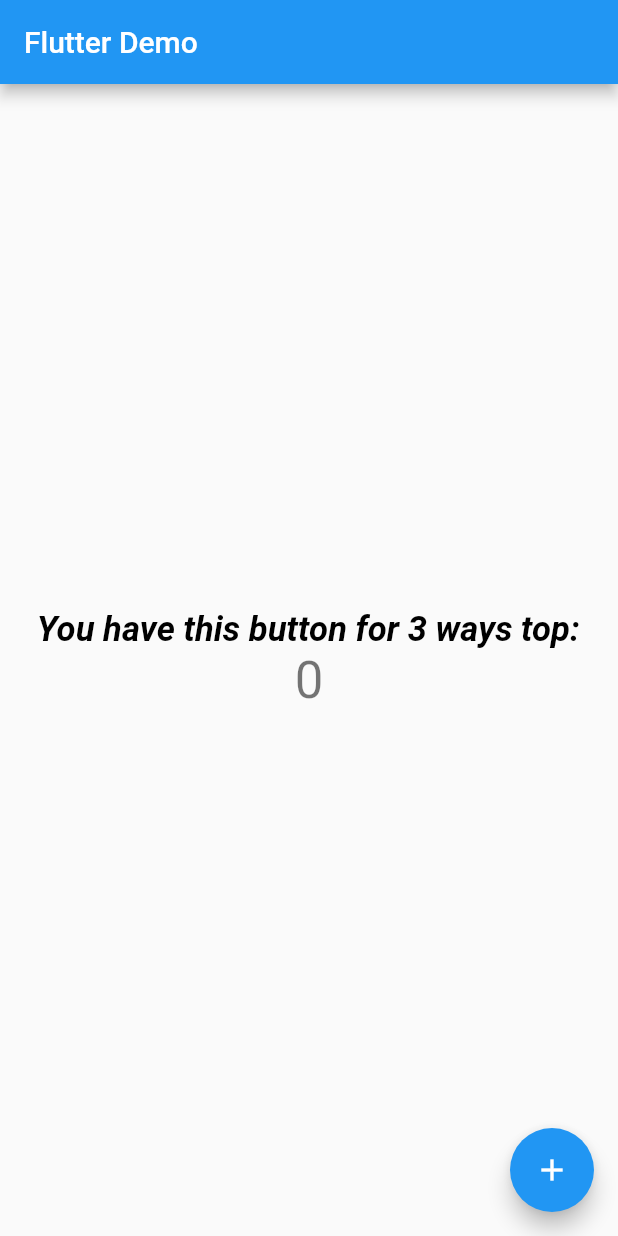
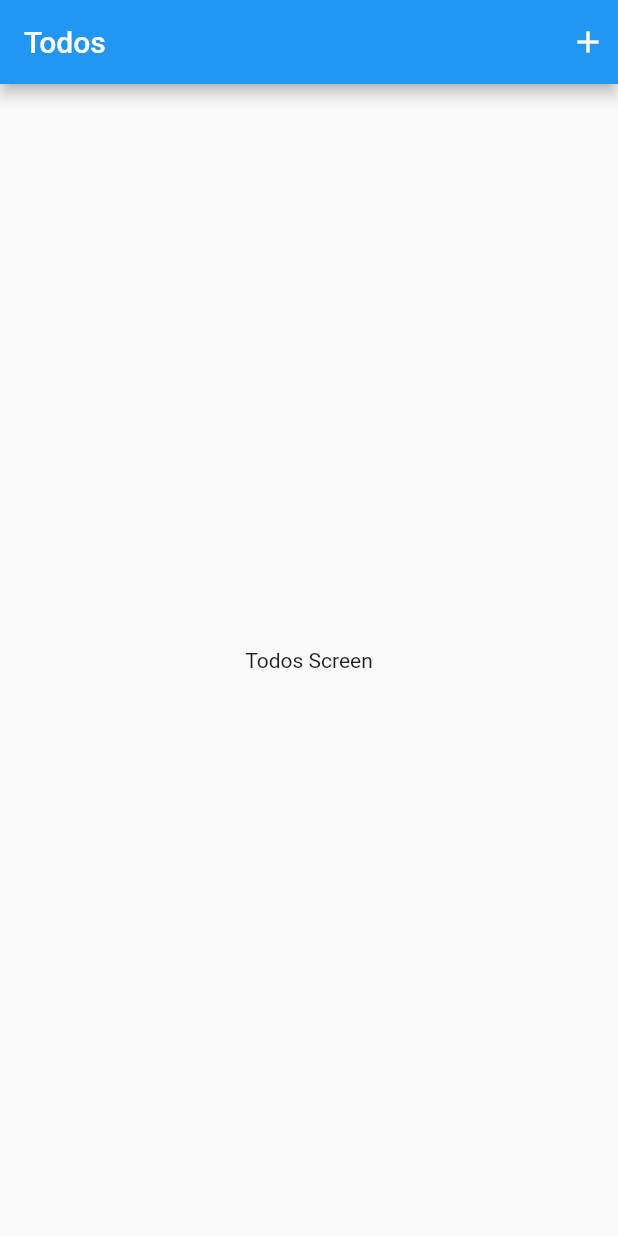
Before and after one commit to RolandoCutie/cubitstudy, a Flutter app: the screen it shows after launch, on a phone screen of 412 x 824 dp. Run offline on Flutter 3.47's test engine with Material 2 defaults, Android fonts, the light colour scheme and no system bars; our stand-ins replace bloc, flutter_bloc; network calls fail.

Commit message:
adding todos

```diff
--- /dev/null
+++ b/lib/const/strings.dart
@@ -0,0 +1,2 @@
+const ADD_TODO_ROUTE = "/add_todo";
+const EDIT_TODO_ROUTE = "/edit_todo";
--- /dev/null
+++ b/lib/cubit/cubit/todos_cubit.dart
@@ -0,0 +1,16 @@
+import 'package:bloc/bloc.dart';
+import 'package:cubit_study/data/models/todo.dart';
+import 'package:cubit_study/data/repository.dart';
+import 'package:meta/meta.dart';
+
+part 'todos_state.dart';
+
+class TodosCubit extends Cubit<TodosState> {
+  final Repository repository;
+
+  TodosCubit(this.repository) : super(TodosInitial());
+
+  void fetchTodos() {
+    repository.fetchTodos().then((todos) => {emit(TodosLoaded(todos))});
+  }
+}
--- /dev/null
+++ b/lib/cubit/cubit/todos_state.dart
@@ -0,0 +1,14 @@
+part of 'todos_cubit.dart';
+
+@immutable
+abstract class TodosState {}
+
+class TodosInitial extends TodosState {}
+
+class TodosLoading extends TodosState {}
+
+class TodosLoaded extends TodosState {
+  final List<Todo> todos;
+
+  TodosLoaded(this.todos);
+}
--- /dev/null
+++ b/lib/data/network_services.dart
@@ -0,0 +1,18 @@
+import 'dart:convert';
+
+import 'package:http/http.dart';
+
+class NetWorkService {
+  final baseUrl = "http://localhost:3000";
+
+  Future<List<dynamic>> fetchTodos() async {
+    try {
+      final response = await get(Uri.parse("$baseUrl/todos"));
+
+      print(response.body);
+      return jsonDecode(response.body) as List;
+    } catch (e) {
+      return [];
+    }
+  }
+}
--- /dev/null
+++ b/lib/data/repository.dart
@@ -0,0 +1,16 @@
+import 'package:cubit_study/data/network_services.dart';
+
+import 'models/todo.dart';
+
+class Repository {
+  final NetWorkService netWorkService;
+
+  Repository(this.netWorkService);
+
+  //assk network to get todos
+  Future<List<Todo>> fetchTodos() async {
+    final todosRaw = await netWorkService.fetchTodos();
+
+    return todosRaw.map((e) => Todo.fromJson(e)).toList();
+  }
+}
--- /dev/null
+++ b/lib/db.json
@@ -0,0 +1,9 @@
+{
+  "todos": [
+    {
+      "todo": "Get milk from the environment",
+      "isComplete": true,
+      "id": 1
+    }
+  ]
+}
--- a/lib/main.dart
+++ b/lib/main.dart
@@ -1,125 +1,24 @@
+import 'package:cubit_study/presentation/router.dart';
 import 'package:flutter/material.dart';
 
-void main() {
-  runApp(const MyApp());
-}
+void main() => runApp(TodoApp(
+      router: AppRouter(),
+    ));
 
-class MyApp extends StatelessWidget {
-  const MyApp({super.key});
+class TodoApp extends StatelessWidget {
+  const TodoApp({
+    super.key,
+    required this.router,
+  });
 
-  // This widget is the root of your application.
+  final AppRouter router;
+
   @override
   Widget build(BuildContext context) {
     return MaterialApp(
-      title: 'Flutter Demo',
-      theme: ThemeData(
-        // This is the theme of your application.
-        //
-        // Try running your application with "flutter run". You'll see the
-        // application has a blue toolbar. Then, without quitting the app, try
-        // changing the primarySwatch below to Colors.green and then invoke
-        // "hot reload" (press "r" in the console where you ran "flutter run",
-        // or simply save your changes to "hot reload" in a Flutter IDE).
-        // Notice that the counter didn't reset back to zero; the application
-        // is not restarted.
-        primarySwatch: Colors.blue,
-      ),
-      home: const MyHomePage(title: 'Flutter Demo'),
+      title: 'Material App',
+      debugShowCheckedModeBanner: false,
+      onGenerateRoute: router.generateRoute,
     );
   }
 }
-
-class MyHomePage extends StatefulWidget {
-  const MyHomePage({super.key, required this.title});
-
-  // This widget is the home page of your application. It is stateful, meaning
-  // that it has a State object (defined below) that contains fields that affect
-  // how it looks.
-
-  // This class is the configuration for the state. It holds the values (in this
-  // case the title) provided by the parent (in this case the App widget) and
-  // used by the build method of the State. Fields in a Widget subclass are
-  // always marked "final".
-
-  final String title;
-
-  @override
-  State<MyHomePage> createState() => _MyHomePageState();
-}
-
-class _MyHomePageState extends State<MyHomePage> {
-  int _counter = 0;
-
-  void _incrementCounter() {
-    setState(() {
-      // This call to setState tells the Flutter framework that something has
-      // changed in this State, which causes it to rerun the build method below
-      // so that the display can reflect the updated values. If we changed
-      // _counter without calling setState(), then the build method would not be
-      // called again, and so nothing would appear to happen.
-      _counter++;
-    });
-  }
-
-  @override
-  Widget build(BuildContext context) {
-    // This method is rerun every time setState is called, for instance as done
-    // by the _incrementCounter method above.
-    //z
-    // The Flutter framework has been optimized to make rerunning build methods
-    // fast, so that you can just rebuild anything that needs updating rather
-    // than having to individually change instances of widgets.
-    return Scaffold(
-      appBar: AppBar(
-        // Here we take the value from the MyHomePage object that was created by
-        // the App.build method, and use it to set our appbar title.
-        title: Text(widget.title),
-      ),
-      body: Center(
-        // Center is a layout widget. It takes a single child and positions it
-        // in the middle of the parent.
-        child: Column(
-          // Column is also a layout widget. It takes a list of children and
-          // arranges them vertically. By default, it sizes itself to fit its
-          // children horizontally, and tries to be as tall as its parent.
-          //
-          // Invoke "debug painting" (press "p" in the console, choose the
-          // "Toggle Debug Paint" action from the Flutter Inspector in Android
-          // Studio, or the "Toggle Debug Paint" command in Visual Studio Code)
-          // to see the wireframe for each widget.
-          //
-          // Column has various properties to control how it sizes itself and
-          // how it positions its children. Here we use mainAxisAlignment to
-          // center the children vertically; the main axis here is the vertical
-          // axis because Columns are vertical (the cross axis would be
-          // horizontal).
-          mainAxisAlignment: MainAxisAlignment.center,
-          children: <Widget>[
-            const Padding(
-              padding: EdgeInsets.only(left: 18.0, right: 19),
-              child: Text(
-                'You have this button for 3 ways top:',
-                overflow: TextOverflow.clip,
-                style: TextStyle(
-                  fontStyle: FontStyle.italic,
-                  color: Colors.black,
-                  fontSize: 23,
-                  fontWeight: FontWeight.bold,
-                ),
-              ),
-            ),
-            Text(
-              '$_counter',
-              style: Theme.of(context).textTheme.headlineMedium,
-            ),
-          ],
-        ),
-      ),
-      floatingActionButton: FloatingActionButton(
-        onPressed: _incrementCounter,
-        tooltip: 'Increment',
-        child: const Icon(Icons.add),
-      ), // This trailing comma makes auto-formatting nicer for build methods.
-    );
-  }
-}
--- /dev/null
+++ b/lib/presentation/router.dart
@@ -0,0 +1,36 @@
+// ignore_for_file: public_member_api_docs, sort_constructors_first
+import 'package:cubit_study/data/network_services.dart';
+import 'package:flutter/material.dart';
+import 'package:flutter_bloc/flutter_bloc.dart';
+
+import 'package:cubit_study/const/strings.dart';
+import 'package:cubit_study/data/repository.dart';
+import 'package:cubit_study/presentation/screens/add_todo_screen.dart';
+import 'package:cubit_study/presentation/screens/edit_todos_screen.dart';
+import 'package:cubit_study/presentation/screens/todos_Screen.dart';
+
+import '../cubit/cubit/todos_cubit.dart';
+
+class AppRouter {
+  Repository repository = Repository(NetWorkService());
+
+
+
+  Route? generateRoute(RouteSettings settings) {
+    switch (settings.name) {
+      case "/":
+        return MaterialPageRoute(
+            builder: (_) => BlocProvider(
+                  create: (context) => TodosCubit(repository),
+                  child: const TodosScreen(),
+                ));
+      case EDIT_TODO_ROUTE:
+        return MaterialPageRoute(builder: (_) => const EditTodosScreen());
+      case ADD_TODO_ROUTE:
+        return MaterialPageRoute(builder: (_) => const AddTodosScreen());
+
+      default:
+        return null;
+    }
+  }
+}
--- /dev/null
+++ b/lib/presentation/screens/todos_screen.dart
@@ -0,0 +1,30 @@
+import 'package:cubit_study/const/strings.dart';
+import 'package:cubit_study/cubit/cubit/todos_cubit.dart';
+import 'package:flutter/material.dart';
+import 'package:flutter_bloc/flutter_bloc.dart';
+
+class TodosScreen extends StatelessWidget {
+  const TodosScreen({super.key});
+
+  @override
+  Widget build(BuildContext context) {
+    BlocProvider.of<TodosCubit>(context).fetchTodos();
+    return Scaffold(
+      appBar: AppBar(
+        title: const Text("Todos"),
+        actions: [
+          InkWell(
+            onTap: () => Navigator.pushNamed(context, ADD_TODO_ROUTE),
+            child: const Padding(
+              padding: EdgeInsets.all(8.0),
+              child: Icon(Icons.add),
+            ),
+          )
+        ],
+      ),
+      body: const Center(
+        child: Text("Todos Screen"),
+      ),
+    );
+  }
+}
--- a/pubspec.yaml
+++ b/pubspec.yaml
@@ -35,6 +35,8 @@ dependencies:
   # The following adds the Cupertino Icons font to your application.
   # Use with the CupertinoIcons class for iOS style icons.
   cupertino_icons: ^1.0.2
+  flutter_bloc: 8.1.2
+  http: 0.13.5
 
 dev_dependencies:
   flutter_test:
@@ -46,7 +48,7 @@ dev_dependencies:
   # package. See that file for information about deactivating specific lint
   # rules and activating additional ones.
   flutter_lints: ^2.0.0
-  flutter_bloc:
+
 
 # For information on the generic Dart part of this file, see the
 # following page: https://dart.dev/tools/pub/pubspec
```
Also changed, not shown: lib/data/models/todo.dart (added, +62 -0 lines), lib/presentation/screens/add_todo_screen.dart (added, +14 -0 lines), lib/presentation/screens/edit_todos_screen.dart (added, +14 -0 lines), pubspec.lock, 2 other files.
